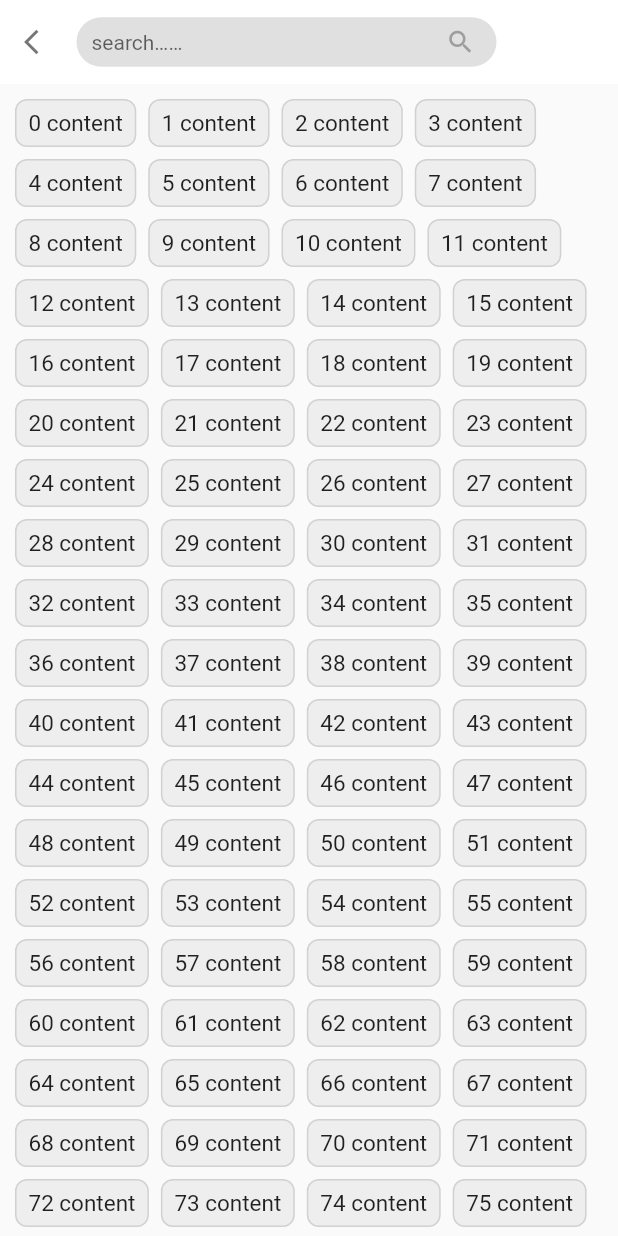
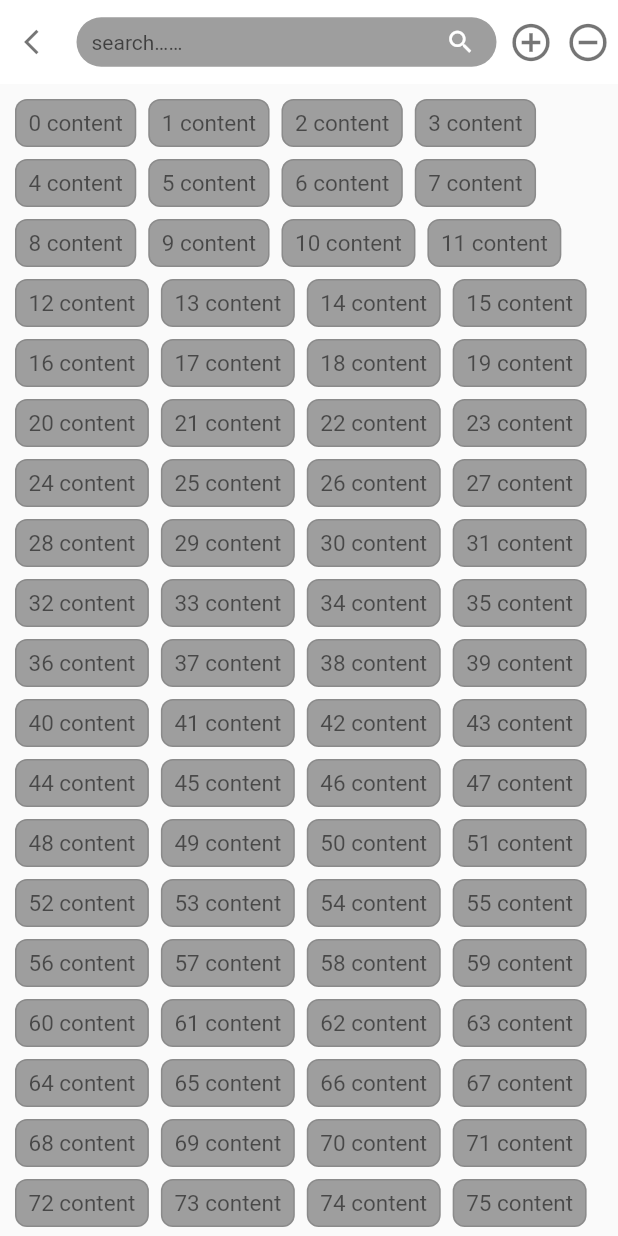
Before and after one commit to wu9007/multiple_select, a Flutter app: the screen it shows after launch, after a tap on "search...", on a phone screen of 412 x 824 dp. Run offline on Flutter 3.47's test engine with Material 2 defaults, Android fonts, the phone set to English and light mode, and no system bars.

Commit message:
add select all, clear all, color attributes

```diff
--- a/lib/multi_filter_select.dart
+++ b/lib/multi_filter_select.dart
@@ -18,9 +18,14 @@ class MultiFilterSelect extends StatefulWidget {
   final bool disabled;
   final bool autoOpenKeyboard;
   final bool searchCaseSensitive;
+  final Color selectedTextColor;
+  final Color selectedBackgroundColor;
+  final Color textColor;
+  final Color backgroundColor;
+  final Color borderColor;
 
-  MultiFilterSelect({
-    this.height,
+  MultiFilterSelect(
+      {this.height,
       this.hintText,
       this.hintStyle,
       this.fontSize,
@@ -31,7 +36,11 @@ class MultiFilterSelect extends StatefulWidget {
       this.disabled = false,
       this.autoOpenKeyboard = true,
       this.searchCaseSensitive = false,
-  });
+      this.selectedTextColor = Colors.white,
+      this.selectedBackgroundColor = Colors.blue,
+      this.textColor = Colors.black54,
+      this.backgroundColor = Colors.grey,
+      this.borderColor = Colors.black12});
 
   @override
   State<StatefulWidget> createState() => MultiFilterSelectState();
@@ -52,21 +61,25 @@ class MultiFilterSelectState extends State<MultiFilterSelect> {
       child: GestureDetector(
         onTap: () async {
           if (!this.widget.disabled) {
-            this._selectedValue =
-                await Navigator.of(context).push(MaterialPageRoute(
+            this._selectedValue = await Navigator.of(context).push(
+              MaterialPageRoute(
                 builder: (_) => MultiFilterSelectPage(
                     allItems: this.widget.allItems,
                     searchCaseSensitive: this.widget.searchCaseSensitive,
                     initValue: this.widget.initValue ?? [],
                     autoFocusKeyboard: this.widget.autoOpenKeyboard,
-                        )));
+                    selectedTextColor: widget.selectedTextColor,
+                    selectedBackgroundColor: widget.selectedBackgroundColor,
+                    textColor: widget.textColor,
+                    backgroundColor: widget.backgroundColor,
+                    borderColor: widget.borderColor),
+              ),
+            );
             this.setState(() {});
             this.widget.selectCallback(_selectedValue);
           }
         },
-        child: this._selectedValue!.length > 0
-            ? this._getValueWrp()
-            : this._getEmptyWrp(),
+        child: this._selectedValue!.length > 0 ? this._getValueWrp() : this._getEmptyWrp(),
       ),
     );
   }
@@ -83,7 +96,7 @@ class MultiFilterSelectState extends State<MultiFilterSelect> {
                 style: this.widget.hintStyle ??
                     TextStyle(
                         fontSize: this.widget.fontSize ?? 16,
-                        color: Colors.black54,
+                        color: widget.textColor,
                         decoration: TextDecoration.none),
               ),
               padding: EdgeInsets.only(top: 8, bottom: 8, left: 10),
@@ -92,13 +105,12 @@ class MultiFilterSelectState extends State<MultiFilterSelect> {
           this.widget.tail ??
               Container(
                 padding: EdgeInsets.symmetric(vertical: 0, horizontal: 5.5),
-                child: Icon(Icons.list, color: Colors.black54, size: 25),
+                child: Icon(Icons.list, color: widget.textColor, size: 25),
               ),
         ],
       ),
-      decoration: BoxDecoration(
-          border:
-              Border(bottom: BorderSide(width: 0.5, color: Colors.grey[350]!))),
+      decoration:
+          BoxDecoration(border: Border(bottom: BorderSide(width: 0.5, color: widget.borderColor))),
     );
   }
 
@@ -124,23 +136,20 @@ class MultiFilterSelectState extends State<MultiFilterSelect> {
                     padding: EdgeInsets.symmetric(vertical: 6, horizontal: 8),
                     child: Text(
                       item.display,
-                      style: TextStyle(fontSize: 15),
+                      style: TextStyle(fontSize: 15, color: widget.selectedTextColor),
                     ),
                     decoration: BoxDecoration(
-                      color: Colors.grey[200],
-                      border: Border.all(
-                          width: 1,
-                          style: BorderStyle.solid,
-                          color: Colors.black12),
+                      color: widget.selectedBackgroundColor,
+                      border:
+                          Border.all(width: 1, style: BorderStyle.solid, color: widget.borderColor),
                       borderRadius: BorderRadius.circular(8.0),
                     ),
                   ),
                 ))
             .toList(),
       ),
-      decoration: BoxDecoration(
-          border:
-              Border(bottom: BorderSide(width: 0.5, color: Colors.grey[350]!))),
+      decoration:
+          BoxDecoration(border: Border(bottom: BorderSide(width: 0.5, color: widget.borderColor))),
     );
   }
 }
--- a/lib/multi_filter_select_page.dart
+++ b/lib/multi_filter_select_page.dart
@@ -8,13 +8,23 @@ class MultiFilterSelectPage extends StatefulWidget {
   final List initValue;
   final bool? autoFocusKeyboard;
   final bool searchCaseSensitive;
+  final Color selectedTextColor;
+  final Color selectedBackgroundColor;
+  final Color textColor;
+  final Color backgroundColor;
+  final Color borderColor;
 
   MultiFilterSelectPage(
       {this.placeholder,
       required this.searchCaseSensitive,
       required this.allItems,
       required this.initValue,
-      this.autoFocusKeyboard});
+      required this.autoFocusKeyboard,
+      required this.selectedTextColor,
+      required this.selectedBackgroundColor,
+      required this.textColor,
+      required this.backgroundColor,
+      required this.borderColor});
 
   @override
   State<StatefulWidget> createState() => MultiFilterSelectPageState();
@@ -38,14 +48,14 @@ class MultiFilterSelectPageState extends State<MultiFilterSelectPage> {
         appBar: AppBar(
           automaticallyImplyLeading: false,
           elevation: 0,
-          iconTheme: IconThemeData(color: Colors.black54),
+          iconTheme: IconThemeData(color: widget.textColor),
           backgroundColor: Colors.white,
           title: Row(
             children: <Widget>[
               GestureDetector(
                 child: Padding(
                   padding: EdgeInsets.only(right: 15),
-                  child: Icon(Icons.arrow_back_ios, size: 20),
+                  child: Icon(Icons.arrow_back_ios, size: 20, color: widget.textColor),
                 ),
                 onTap: () => Navigator.pop(context, this.selectedItemValueList),
               ),
@@ -58,25 +68,54 @@ class MultiFilterSelectPageState extends State<MultiFilterSelectPage> {
                   },
                   autofocus: this.widget.autoFocusKeyboard!,
                   style: TextStyle(fontSize: 14),
-                  cursorColor: Colors.grey,
+                  cursorColor: widget.textColor,
                   cursorWidth: 1.5,
                   decoration: InputDecoration(
-                      contentPadding:
-                          EdgeInsets.only(top: 0, bottom: 0, left: 10),
-                      fillColor: Colors.black12,
+                      contentPadding: EdgeInsets.only(top: 0, bottom: 0, left: 10),
+                      fillColor: widget.backgroundColor,
                       filled: true,
                       suffixIcon: Icon(
                         Icons.search,
                         size: 20,
-                        color: Colors.grey,
+                        color: widget.selectedTextColor,
                       ),
                       border: OutlineInputBorder(
-                          borderRadius: BorderRadius.circular(25.0),
-                          borderSide: BorderSide.none),
+                          borderRadius: BorderRadius.circular(25.0), borderSide: BorderSide.none),
                       focusedBorder: OutlineInputBorder(
-                          borderRadius: BorderRadius.circular(25.0),
-                          borderSide: BorderSide.none),
+                          borderRadius: BorderRadius.circular(25.0), borderSide: BorderSide.none),
                       hintText: this.widget.placeholder ?? 'search……'),
+                ),
+              ),
+              Padding(
+                padding: const EdgeInsets.only(left: 8.0),
+                child: GestureDetector(
+                  onTap: () {
+                    for (var a in filterItemList) {
+                      setState(() {
+                        this.selectedItemValueList!.add(a.value);
+                      });
+                    }
+                  },
+                  child: Icon(
+                    Icons.add_circle_outline,
+                    size: 30,
+                  ),
+                ),
+              ),
+              Padding(
+                padding: const EdgeInsets.only(left: 8.0),
+                child: GestureDetector(
+                  onTap: () {
+                    setState(
+                      () {
+                        this.selectedItemValueList = [];
+                      },
+                    );
+                  },
+                  child: Icon(
+                    Icons.remove_circle_outline,
+                    size: 30,
+                  ),
                 ),
               ),
             ],
@@ -92,8 +131,7 @@ class MultiFilterSelectPageState extends State<MultiFilterSelectPage> {
               runSpacing: 8.0,
               children: filterItemList.map(
                 (item) {
-                  bool _selected =
-                      this.selectedItemValueList!.contains(item.value);
+                  bool _selected = this.selectedItemValueList!.contains(item.value);
                   return GestureDetector(
                     onTap: () {
                       if (_selected) {
@@ -107,15 +145,14 @@ class MultiFilterSelectPageState extends State<MultiFilterSelectPage> {
                       padding: EdgeInsets.symmetric(vertical: 6, horizontal: 8),
                       child: Text(
                         item.content,
-                        style: TextStyle(fontSize: 15),
+                        style: TextStyle(
+                            fontSize: 15,
+                            color: _selected ? widget.selectedTextColor : widget.textColor),
                       ),
                       decoration: BoxDecoration(
-                        color: _selected ? Colors.blue[50] : Colors.grey[200],
+                        color: _selected ? widget.selectedBackgroundColor : widget.backgroundColor,
                         border: Border.all(
-                            width: 1,
-                            style: BorderStyle.solid,
-                            color:
-                                _selected ? Colors.blue[200]! : Colors.black12),
+                            width: 1, style: BorderStyle.solid, color: widget.borderColor),
                         borderRadius: BorderRadius.circular(8.0),
                       ),
                     ),
@@ -134,11 +171,7 @@ class MultiFilterSelectPageState extends State<MultiFilterSelectPage> {
   }
 
   List<Item> _filterItems(String searchString) {
-    return this
-        .widget
-        .allItems
-        .where((item) => _itemInSearch(searchString, item))
-        .toList();
+    return this.widget.allItems.where((item) => _itemInSearch(searchString, item)).toList();
   }
 
   bool _itemInSearch(String searchString, Item item) {
```
Also changed, not shown: example/pubspec.lock, pubspec.lock, 3 other files. Lines whose indentation alone changed are shown as unchanged.
